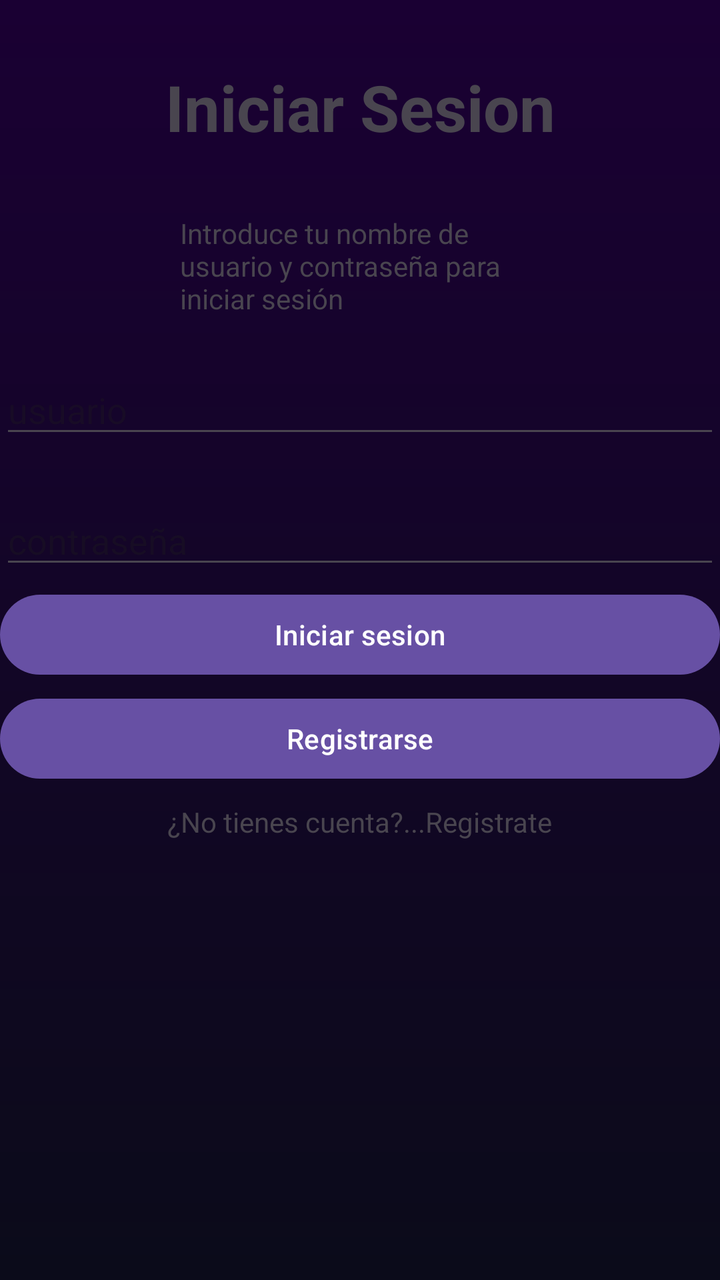
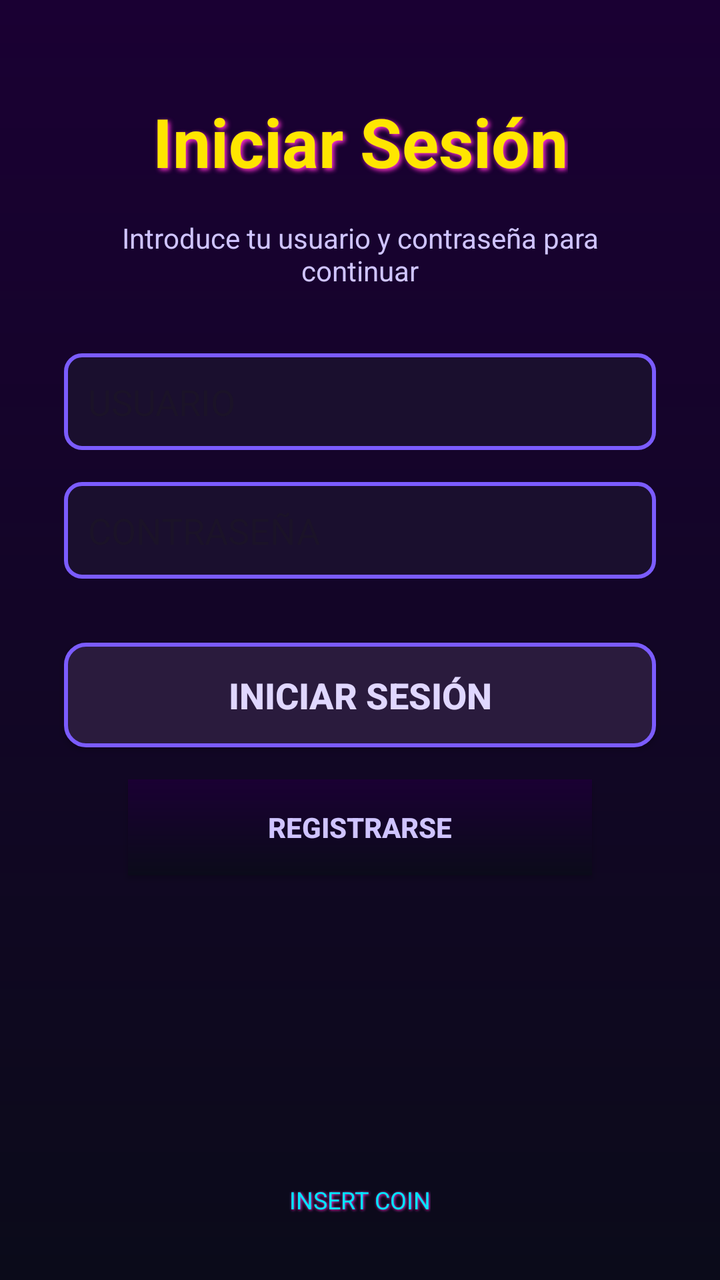

An Android layout rendered at two revisions. The XML below is the earlier revision; the diff shows what the commit changed to produce the second picture.
<!-- AndroidManifest.xml: application theme Theme.FerrolApp -->
<!-- res/layout/fragment_login.xml -->
<?xml version="1.0" encoding="utf-8"?>
<androidx.constraintlayout.widget.ConstraintLayout xmlns:android="http://schemas.android.com/apk/res/android"
    xmlns:tools="http://schemas.android.com/tools"
    android:layout_width="match_parent"
    android:layout_height="match_parent"
    xmlns:app="http://schemas.android.com/apk/res-auto"
    tools:context=".LoginFragment"
    android:background="@drawable/bg_retro">

    <TextView
        android:id="@+id/title"
        android:layout_width="wrap_content"
        android:layout_height="wrap_content"
        android:layout_marginTop="32dp"
        android:text="Iniciar Sesion"
        android:textSize="32sp"
        android:textStyle="bold"
        app:layout_constraintEnd_toEndOf="parent"
        app:layout_constraintStart_toStartOf="parent"
        app:layout_constraintTop_toTopOf="parent"
        />
    <TextView
        android:id="@+id/text"
        android:layout_width="180dp"
        android:layout_height="wrap_content"
        android:text="Introduce tu nombre de usuario y contraseña para iniciar sesión"
        app:layout_constraintTop_toBottomOf="@id/title"
        app:layout_constraintEnd_toEndOf="parent"
        app:layout_constraintStart_toStartOf="parent"
        android:layout_marginTop="32dp"
        />

    <EditText
        android:id="@+id/edit_usuario"
        android:layout_width="0dp"
        android:hint="usuario"
        android:layout_height="wrap_content"
        app:layout_constraintStart_toStartOf="parent"
        app:layout_constraintEnd_toEndOf="parent"
        app:layout_constraintTop_toBottomOf="@id/text"
        android:layout_marginTop="24dp"
        />
    <EditText
        android:id="@+id/edit_password"
        android:layout_width="0dp"
        android:hint="contraseña"
        android:layout_height="wrap_content"
        app:layout_constraintStart_toStartOf="parent"
        app:layout_constraintEnd_toEndOf="parent"
        app:layout_constraintTop_toBottomOf="@id/edit_usuario"
        android:layout_marginTop="24dp"
        android:inputType="textPassword"
        />
    <Button
        android:id="@+id/btn_login"
        android:layout_width="0dp"
        android:layout_height="wrap_content"
        android:text="Iniciar sesion"
        app:layout_constraintStart_toStartOf="parent"
        app:layout_constraintEnd_toEndOf="parent"
        app:layout_constraintTop_toBottomOf="@id/edit_password"
        android:layout_marginTop="4dp"
        />

    <Button
        android:id="@+id/btn_register"
        android:layout_width="0dp"
        android:layout_height="wrap_content"
        android:text="Registrarse"
        app:layout_constraintStart_toStartOf="parent"
        app:layout_constraintEnd_toEndOf="parent"
        app:layout_constraintTop_toBottomOf="@id/btn_login"
        android:layout_marginTop="4dp"
        />
    <TextView
        android:layout_width="wrap_content"
        android:layout_height="wrap_content"
        android:text="¿No tienes cuenta?...Registrate"
        app:layout_constraintStart_toStartOf="parent"
        app:layout_constraintEnd_toEndOf="parent"
        app:layout_constraintTop_toBottomOf="@id/btn_register"
        android:layout_marginTop="8dp"
        />

</androidx.constraintlayout.widget.ConstraintLayout>
<!-- resources referenced by this layout -->
<resources>
  <!-- drawable bg_retro (drawable) -->
  <?xml version="1.0" encoding="utf-8"?>
  <shape xmlns:android="http://schemas.android.com/apk/res/android">
      <gradient
          android:startColor="#0B0B1A"
          android:endColor="#1A0033"
          android:angle="90"/>
  </shape>
  <style name="Theme.FerrolApp" parent="Base.Theme.FerrolApp" />
  <style name="Base.Theme.FerrolApp" parent="Theme.Material3.DayNight.NoActionBar">
          
          
      </style>
</resources>

<!-- the commit's change to res/layout/fragment_login.xml (unified diff, before → after) -->
@@ -1,85 +1,128 @@
 <?xml version="1.0" encoding="utf-8"?>
-<androidx.constraintlayout.widget.ConstraintLayout xmlns:android="http://schemas.android.com/apk/res/android"
-    xmlns:tools="http://schemas.android.com/tools"
+<androidx.constraintlayout.widget.ConstraintLayout
+    xmlns:android="http://schemas.android.com/apk/res/android"
+    xmlns:app="http://schemas.android.com/apk/res-auto"
     android:layout_width="match_parent"
     android:layout_height="match_parent"
-    xmlns:app="http://schemas.android.com/apk/res-auto"
-    tools:context=".LoginFragment"
     android:background="@drawable/bg_retro">
 
+    
     <TextView
         android:id="@+id/title"
         android:layout_width="wrap_content"
         android:layout_height="wrap_content"
-        android:layout_marginTop="32dp"
-        android:text="Iniciar Sesion"
-        android:textSize="32sp"
+        android:text="@string/btn_login_text"
+        android:textSize="34sp"
         android:textStyle="bold"
+        android:textColor="@color/neon_yellow"
+        android:shadowColor="@color/neon_pink"
+        android:shadowDx="3"
+        android:shadowDy="3"
+        android:shadowRadius="6"
+        app:layout_constraintTop_toTopOf="parent"
+        app:layout_constraintStart_toStartOf="parent"
         app:layout_constraintEnd_toEndOf="parent"
-        app:layout_constraintStart_toStartOf="parent"
-        app:layout_constraintTop_toTopOf="parent"
-        />
+        android:layout_marginTop="48dp"/>
+
+    
     <TextView
         android:id="@+id/text"
-        android:layout_width="180dp"
+        android:layout_width="280dp"
         android:layout_height="wrap_content"
-        android:text="Introduce tu nombre de usuario y contraseña para iniciar sesión"
+        android:text="@string/subtitle_login"
+        android:textSize="14sp"
+        android:textColor="#CFC4FF"
+        android:gravity="center"
         app:layout_constraintTop_toBottomOf="@id/title"
+        app:layout_constraintStart_toStartOf="parent"
         app:layout_constraintEnd_toEndOf="parent"
-        app:layout_constraintStart_toStartOf="parent"
-        android:layout_marginTop="32dp"
-        />
+        android:layout_marginTop="16dp"/>
 
-    <EditText
+    
+    <androidx.appcompat.widget.AppCompatEditText
         android:id="@+id/edit_usuario"
         android:layout_width="0dp"
-        android:hint="usuario"
         android:layout_height="wrap_content"
+        android:hint="@string/hint_usuario"
+        android:textColor="#FFFFFF"
+        app:hintTextColor="#9A8CFF"
+        android:background="@drawable/input_arcade"
+        android:padding="12dp"
+        app:layout_constraintTop_toBottomOf="@id/text"
         app:layout_constraintStart_toStartOf="parent"
         app:layout_constraintEnd_toEndOf="parent"
-        app:layout_constraintTop_toBottomOf="@id/text"
-        android:layout_marginTop="24dp"
-        />
-    <EditText
+        android:layout_marginTop="32dp"
+        android:layout_marginStart="32dp"
+        android:layout_marginEnd="32dp"/>
+
+    
+    <androidx.appcompat.widget.AppCompatEditText
         android:id="@+id/edit_password"
         android:layout_width="0dp"
-        android:hint="contraseña"
         android:layout_height="wrap_content"
+        android:hint="@string/hint_password"
+        android:textColor="#FFFFFF"
+        app:hintTextColor="#9A8CFF"
+        android:inputType="textPassword"
+        android:background="@drawable/input_arcade"
+        android:padding="12dp"
+        app:layout_constraintTop_toBottomOf="@id/edit_usuario"
         app:layout_constraintStart_toStartOf="parent"
         app:layout_constraintEnd_toEndOf="parent"
-        app:layout_constraintTop_toBottomOf="@id/edit_usuario"
-        android:layout_marginTop="24dp"
-        android:inputType="textPassword"
-        />
-    <Button
+        android:layout_marginTop="16dp"
+        android:layout_marginStart="32dp"
+        android:layout_marginEnd="32dp"/>
+
+    
+    <androidx.appcompat.widget.AppCompatButton
         android:id="@+id/btn_login"
         android:layout_width="0dp"
         android:layout_height="wrap_content"
-        android:text="Iniciar sesion"
+        android:text="@string/btn_login_text"
+        android:textSize="18sp"
+        android:textStyle="bold"
+        android:textColor="#E0D7FF"
+        android:background="@drawable/btn_arcade_glow"
+        android:padding="14dp"
+        app:layout_constraintTop_toBottomOf="@id/edit_password"
         app:layout_constraintStart_toStartOf="parent"
         app:layout_constraintEnd_toEndOf="parent"
-        app:layout_constraintTop_toBottomOf="@id/edit_password"
-        android:layout_marginTop="4dp"
-        />
+        android:layout_marginTop="32dp"
+        android:layout_marginStart="32dp"
+        android:layout_marginEnd="32dp"/>
 
-    <Button
+    
+    <androidx.appcompat.widget.AppCompatButton
         android:id="@+id/btn_register"
         android:layout_width="0dp"
         android:layout_height="wrap_content"
-        android:text="Registrarse"
+        android:text="@string/btn_register_text"
+        android:textSize="14sp"
+        android:textStyle="bold"
+        android:textColor="#CFC4FF"
+        android:background="@drawable/bg_retro"
+        android:padding="12dp"
+        app:layout_constraintTop_toBottomOf="@id/btn_login"
         app:layout_constraintStart_toStartOf="parent"
         app:layout_constraintEnd_toEndOf="parent"
-        app:layout_constraintTop_toBottomOf="@id/btn_login"
-        android:layout_marginTop="4dp"
-        />
+        android:layout_marginTop="16dp"
+        android:layout_marginStart="64dp"
+        android:layout_marginEnd="64dp"/>
+
+    
     <TextView
         android:layout_width="wrap_content"
         android:layout_height="wrap_content"
-        android:text="¿No tienes cuenta?...Registrate"
+        android:text="@string/text"
+        android:textColor="@color/neon_blue"
+        android:textSize="12sp"
+        android:shadowColor="@color/neon_pink"
+        android:shadowDx="1"
+        android:shadowDy="1"
+        android:shadowRadius="3"
+        app:layout_constraintBottom_toBottomOf="parent"
         app:layout_constraintStart_toStartOf="parent"
         app:layout_constraintEnd_toEndOf="parent"
-        app:layout_constraintTop_toBottomOf="@id/btn_register"
-        android:layout_marginTop="8dp"
-        />
+        android:layout_marginBottom="32dp"/>
 
 </androidx.constraintlayout.widget.ConstraintLayout>
<!-- resource entries referenced after the edit -->
@@ -1,5 +1,8 @@
 <!-- resources referenced by this layout -->
 <resources>
+  <color name="neon_blue">#00E5FF</color>
+  <color name="neon_pink">#FF2FD2</color>
+  <color name="neon_yellow">#FFE600</color>
   <!-- drawable bg_retro (drawable) -->
   <?xml version="1.0" encoding="utf-8"?>
   <shape xmlns:android="http://schemas.android.com/apk/res/android">
@@ -8,6 +11,45 @@
           android:endColor="#1A0033"
           android:angle="90"/>
   </shape>
+  <!-- drawable btn_arcade_glow (drawable) -->
+  <selector xmlns:android="http://schemas.android.com/apk/res/android">
+  
+      
+      <item android:state_pressed="true">
+          <shape>
+              <solid android:color="#3C2A5F"/>
+              <stroke
+                  android:width="3dp"
+                  android:color="#B388FF"/>
+              <corners android:radius="10dp"/>
+          </shape>
+      </item>
+  
+      
+      <item>
+          <shape>
+              <solid android:color="#2A1B3D"/>
+              <stroke
+                  android:width="2dp"
+                  android:color="#7B5CFF"/>
+              <corners android:radius="10dp"/>
+          </shape>
+      </item>
+  
+  </selector>
+  <!-- drawable input_arcade (drawable) -->
+  <?xml version="1.0" encoding="utf-8"?>
+  <shape xmlns:android="http://schemas.android.com/apk/res/android">
+      <solid android:color="#1A0F2E"/>
+      <stroke android:width="2dp" android:color="#7B5CFF"/>
+      <corners android:radius="8dp"/>
+  </shape>
+  <string name="btn_login_text">Iniciar Sesión</string>
+  <string name="btn_register_text">Registrarse</string>
+  <string name="hint_password">CONTRASEÑA</string>
+  <string name="hint_usuario">USUARIO</string>
+  <string name="subtitle_login">Introduce tu usuario y contraseña para continuar</string>
+  <string name="text">INSERT COIN</string>
   <style name="Theme.FerrolApp" parent="Base.Theme.FerrolApp" />
   <style name="Base.Theme.FerrolApp" parent="Theme.Material3.DayNight.NoActionBar">
           
